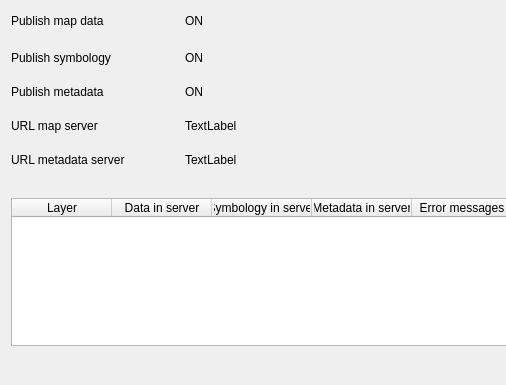
First picture: the form in geocatbridge/ui/publishreportdialog.ui, repository GeoCat/qgis-bridge-plugin, before the edit; both pictures show x 0 to 506 and y 0 to 385 of the 736 by 385 pixel window.
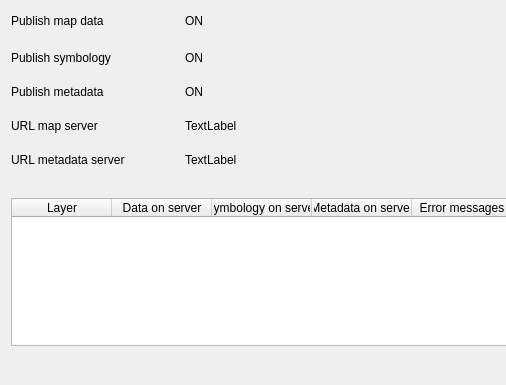
Second picture: the form after the edit.

Commit message:
Server plugin structure overhaul (WIP):
* Added server base class hierarchy
* Introduced MVC-like pattern for server modules
* Implemented new server bases for existing server modules (model+controller)
* Moved server-specific UI logic into views
* Minor changes to path handling (files module) and FeedbackMixin

```diff
--- a/geocatbridge/ui/publishreportdialog.ui
+++ b/geocatbridge/ui/publishreportdialog.ui
@@ -145,17 +145,17 @@
      </column>
      <column>
       <property name="text">
-       <string>Data in server</string>
+       <string>Data on server</string>
       </property>
      </column>
      <column>
       <property name="text">
-       <string>Symbology in server</string>
+       <string>Symbology on server</string>
       </property>
      </column>
      <column>
       <property name="text">
-       <string>Metadata in server</string>
+       <string>Metadata on server</string>
       </property>
      </column>
      <column>
```
The commit also changes 42 other files.
